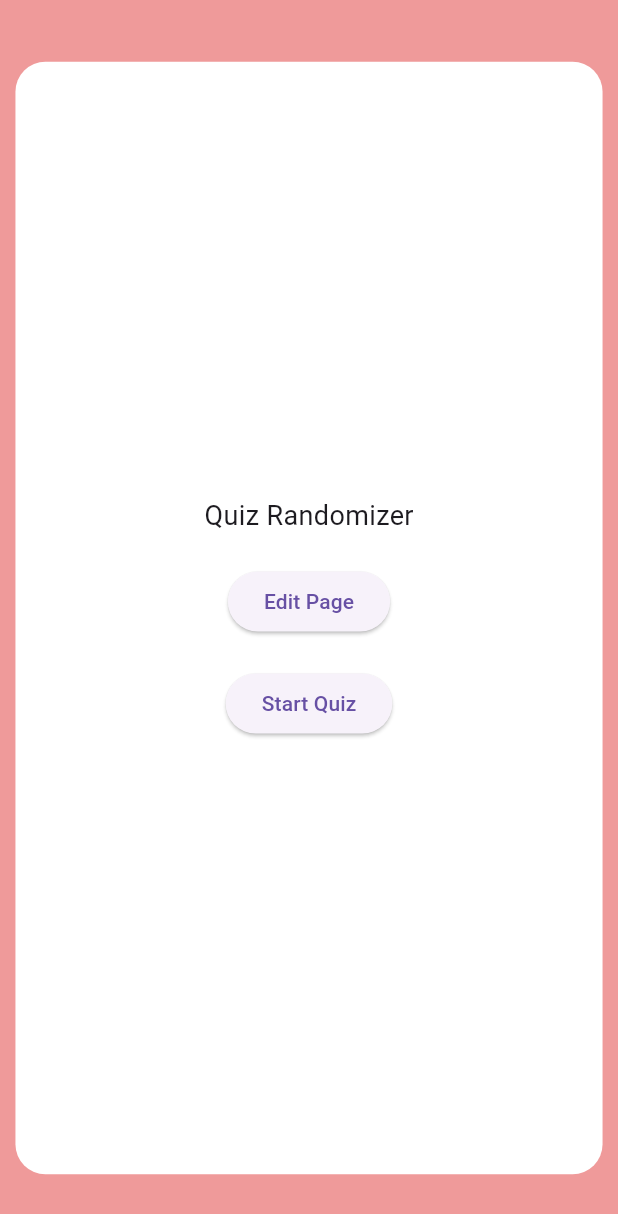
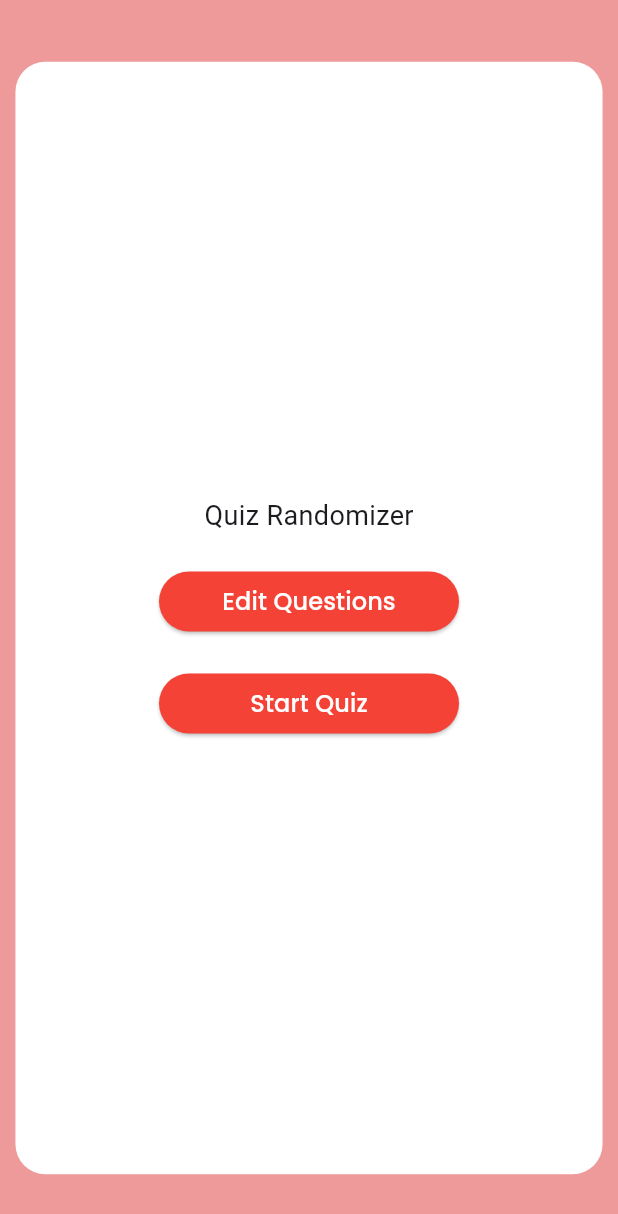
Before and after one commit to kpdavid3/randomizer-app, a Flutter app: the Home screen opened directly, on a phone screen of 412 x 824 dp. Shown: the top 1214 px of the screen. Run offline on Flutter 3.47's test engine with Material 3 defaults, Android fonts, the phone set to English and light mode, and no system bars; our stand-ins replace google_fonts.

Commit message:
ui: improved button UI

```diff
--- /dev/null
+++ b/lib/components/button.dart
@@ -0,0 +1,32 @@
+import 'package:flutter/material.dart';
+import 'package:google_fonts/google_fonts.dart';
+
+class Button extends StatelessWidget {
+  final String buttonText;
+  final VoidCallback onPressed;
+
+  const Button({super.key, required this.buttonText, required this.onPressed});
+
+  @override
+  Widget build(BuildContext context) {
+    return Container(
+      constraints: const BoxConstraints(
+        minWidth: 200.0, // Minimum width
+        maxWidth: 400.0, // Maximum width
+      ),
+      child: ElevatedButton(
+        onPressed: onPressed,
+        style: ElevatedButton.styleFrom(
+          backgroundColor: Colors.red[500], // Change color as needed
+        ),
+        child: Text(
+          buttonText,
+          style: GoogleFonts.poppins(
+            fontSize: 16,
+            color: Colors.white,
+          ),
+        ),
+      ),
+    );
+  }
+}
--- a/lib/pages/home.dart
+++ b/lib/pages/home.dart
@@ -1,6 +1,7 @@
 import 'package:flutter/material.dart';
 import 'edit_page.dart';
 import 'randomizer.dart';
+import '../components/button.dart';
 
 class Home extends StatelessWidget {
   const Home({super.key});
@@ -28,17 +29,18 @@ class Home extends StatelessWidget {
                   style: TextStyle(fontSize: 18),
                 ),
                 const SizedBox(height: 20),
-                ElevatedButton(
+                Button(
+                  buttonText: 'Edit Questions',
                   onPressed: () {
                     Navigator.push(
                       context,
                       MaterialPageRoute(builder: (context) => const EditPage()),
                     );
                   },
-                  child: const Text('Edit Page'),
                 ),
                 const SizedBox(height: 20),
-                ElevatedButton(
+                Button(
+                  buttonText: 'Start Quiz',
                   onPressed: () {
                     Navigator.push(
                       context,
@@ -46,7 +48,6 @@ class Home extends StatelessWidget {
                           builder: (context) => const RandomizerPage()),
                     );
                   },
-                  child: const Text('Start Quiz'),
                 ),
               ],
             ),
```
Also changed, not shown: lib/components/countdown.dart (+31 -7 lines), lib/main.dart (+3 -8 lines), lib/pages/randomizer.dart (+16 -5 lines).
